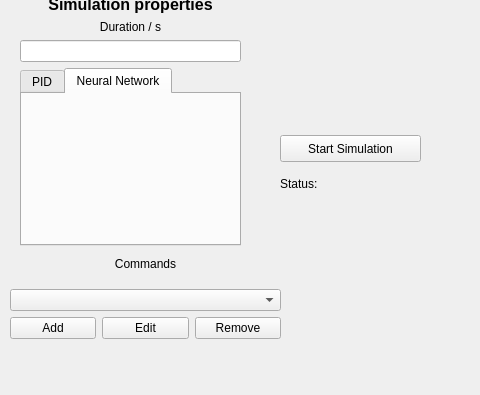
Above: ui/mainwindow.ui from BohdanMytnyk/neurocontroller before the change; both pictures show x 0 to 480 and y 395 to 790 of the 938 by 790 pixel window. Below: the same form after it.
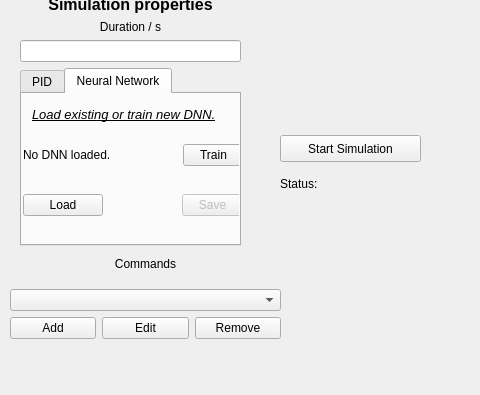
That is the form after the change. The open tabs and pages were chosen to show the change. Custom widgets are drawn as their Qt base class.

Commit message: added trainWizzard and sampleWizzard classes

Diff of the .ui file:
```diff
--- a/ui/mainwindow.ui
+++ b/ui/mainwindow.ui
@@ -376,6 +376,83 @@
         <attribute name="title">
          <string>Neural Network</string>
         </attribute>
+        <widget class="QPushButton" name="loadNet">
+         <property name="geometry">
+          <rect>
+           <x>1</x>
+           <y>100</y>
+           <width>80</width>
+           <height>22</height>
+          </rect>
+         </property>
+         <property name="text">
+          <string>Load</string>
+         </property>
+        </widget>
+        <widget class="QPushButton" name="train">
+         <property name="geometry">
+          <rect>
+           <x>161</x>
+           <y>50</y>
+           <width>61</width>
+           <height>22</height>
+          </rect>
+         </property>
+         <property name="text">
+          <string>Train</string>
+         </property>
+        </widget>
+        <widget class="QLabel" name="dnnStatus">
+         <property name="geometry">
+          <rect>
+           <x>1</x>
+           <y>50</y>
+           <width>131</width>
+           <height>21</height>
+          </rect>
+         </property>
+         <property name="text">
+          <string>No DNN loaded.</string>
+         </property>
+        </widget>
+        <widget class="QLabel" name="label_13">
+         <property name="geometry">
+          <rect>
+           <x>10</x>
+           <y>10</y>
+           <width>201</width>
+           <height>21</height>
+          </rect>
+         </property>
+         <property name="font">
+          <font>
+           <pointsize>10</pointsize>
+           <weight>50</weight>
+           <italic>true</italic>
+           <bold>false</bold>
+           <underline>true</underline>
+          </font>
+         </property>
+         <property name="text">
+          <string>Load existing or train new DNN.</string>
+         </property>
+        </widget>
+        <widget class="QPushButton" name="saveDnn">
+         <property name="enabled">
+          <bool>false</bool>
+         </property>
+         <property name="geometry">
+          <rect>
+           <x>160</x>
+           <y>100</y>
+           <width>61</width>
+           <height>22</height>
+          </rect>
+         </property>
+         <property name="text">
+          <string>Save</string>
+         </property>
+        </widget>
        </widget>
       </widget>
      </item>
```
Left out of the diff: 2 changed lines with no effect on the pictures. The commit also changes 9 other files.
